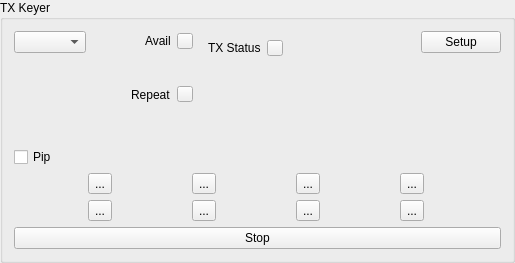
Rsclub22/Minos2-Mirror, file mqt/MqtLogger/txvmbuttonsframe.ui: the form before one commit.
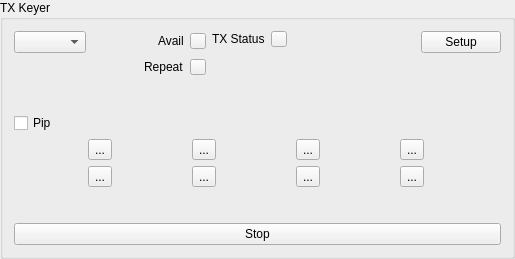
The form after the commit.

Diff of the .ui file:
```diff
--- a/mqt/MqtLogger/txvmbuttonsframe.ui
+++ b/mqt/MqtLogger/txvmbuttonsframe.ui
@@ -7,7 +7,7 @@
     <x>0</x>
     <y>0</y>
     <width>515</width>
-    <height>263</height>
+    <height>259</height>
    </rect>
   </property>
   <property name="windowTitle">
@@ -96,8 +96,8 @@
            </property>
            <property name="sizeHint" stdset="0">
             <size>
-             <width>112</width>
-             <height>75</height>
+             <width>40</width>
+             <height>20</height>
             </size>
            </property>
           </spacer>
@@ -140,8 +140,8 @@
          </property>
          <property name="sizeHint" stdset="0">
           <size>
-           <width>101</width>
-           <height>76</height>
+           <width>20</width>
+           <height>40</height>
           </size>
          </property>
         </spacer>
@@ -149,7 +149,6 @@
       </layout>
      </item>
      <item>
-      <widget class="QFrame" name="txStatusFrame">
        <layout class="QVBoxLayout" name="verticalLayout_2">
         <item>
          <layout class="QHBoxLayout" name="horizontalLayout_6">
@@ -191,14 +190,13 @@
           </property>
           <property name="sizeHint" stdset="0">
            <size>
-            <width>20</width>
-            <height>40</height>
+           <width>64</width>
+           <height>18</height>
            </size>
           </property>
          </spacer>
         </item>
        </layout>
-      </widget>
      </item>
      <item>
       <spacer name="horizontalSpacer">
@@ -207,8 +205,8 @@
        </property>
        <property name="sizeHint" stdset="0">
         <size>
-         <width>324</width>
-         <height>73</height>
+         <width>128</width>
+         <height>53</height>
         </size>
        </property>
       </spacer>
```
Left out of the diff: 2 changed lines with no effect on the pictures. Lines whose indentation alone changed are shown as unchanged.
